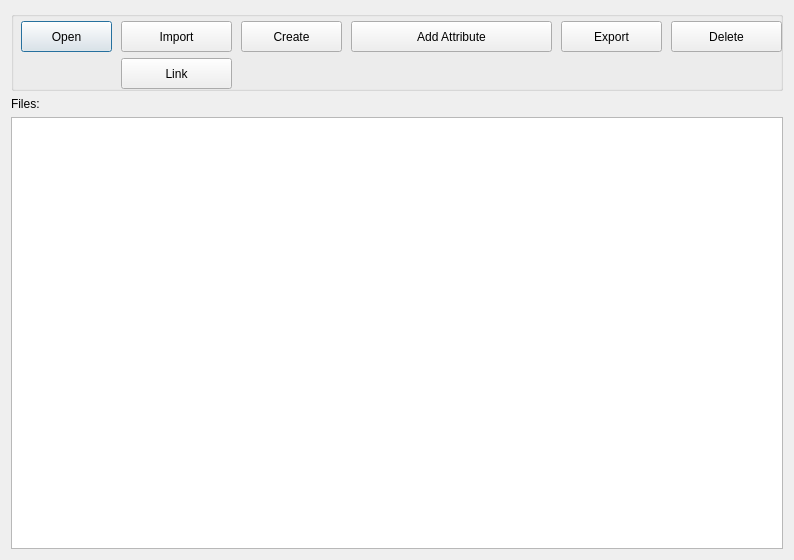
ccbogel/QualCoder, file GUI_UIs/ui_dialog_manage_files.ui: the form before one commit.
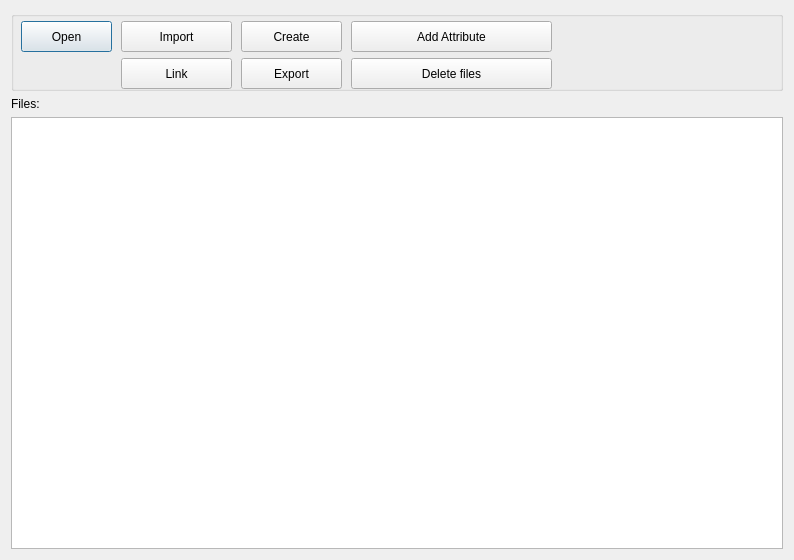
The form after the commit.

```diff
--- a/GUI_UIs/ui_dialog_manage_files.ui
+++ b/GUI_UIs/ui_dialog_manage_files.ui
@@ -63,8 +63,8 @@
      <widget class="QPushButton" name="pushButton_export">
       <property name="geometry">
        <rect>
-        <x>550</x>
-        <y>10</y>
+        <x>230</x>
+        <y>47</y>
         <width>101</width>
         <height>31</height>
        </rect>
@@ -79,14 +79,14 @@
      <widget class="QPushButton" name="pushButton_delete">
       <property name="geometry">
        <rect>
-        <x>660</x>
-        <y>10</y>
-        <width>111</width>
+        <x>340</x>
+        <y>47</y>
+        <width>201</width>
         <height>31</height>
        </rect>
       </property>
       <property name="text">
-       <string>Delete</string>
+       <string>Delete files</string>
       </property>
      </widget>
      <widget class="QPushButton" name="pushButton_import">
```
Left out of the diff: 14 changed lines with no effect on the pictures.
